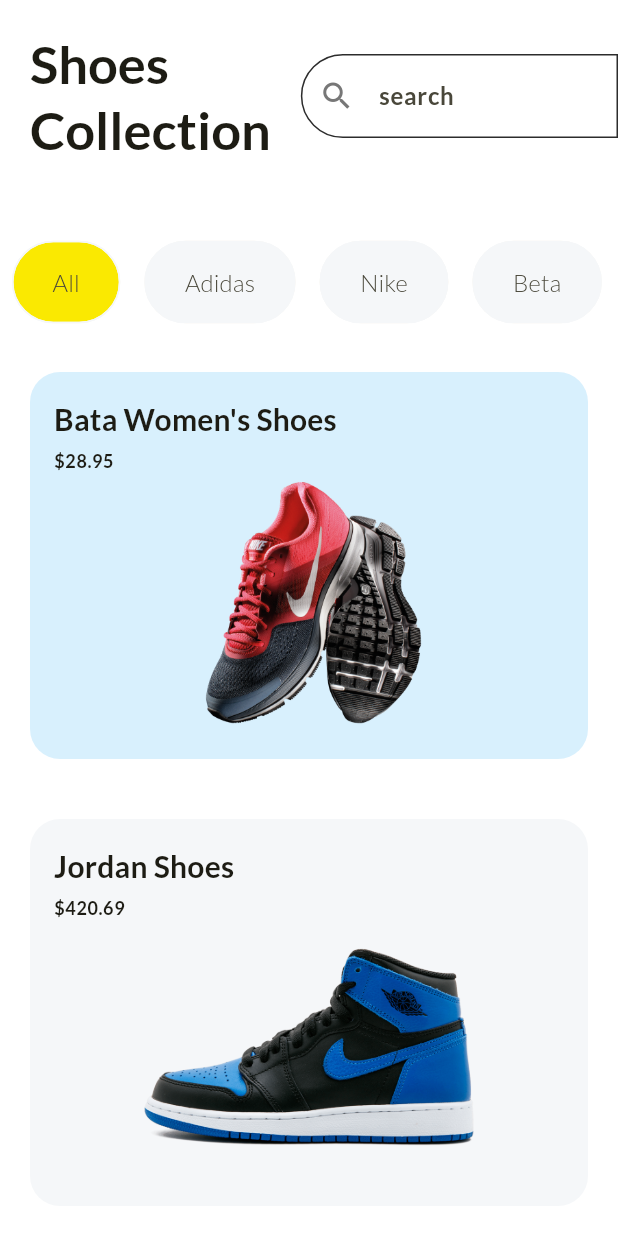
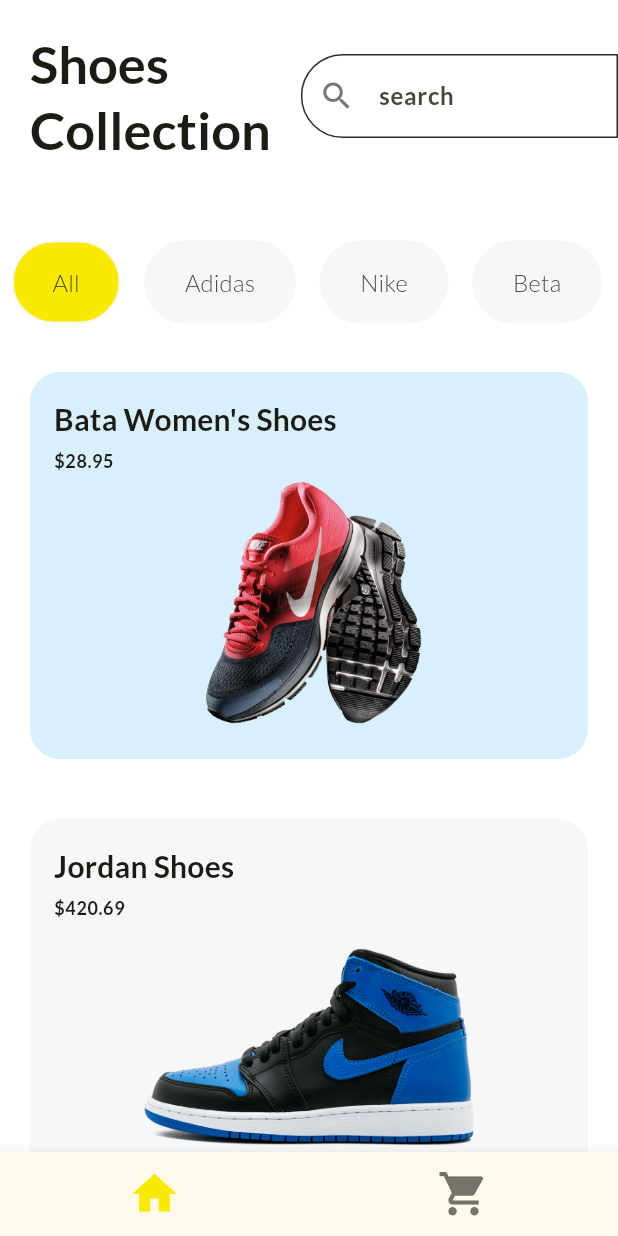
Before and after one commit to ututeteneonitero/shop_app, a Flutter app: the screen it shows after launch, scrolled down 616 dp, on a phone screen of 412 x 824 dp. Run offline on Flutter 3.47's test engine with Material 3 defaults, Android fonts, the phone set to English and light mode, and no system bars.

Commit message:
app done

```diff
--- /dev/null
+++ b/lib/cart_provider.dart
@@ -0,0 +1,15 @@
+import 'package:flutter/material.dart';
+
+class CartProvider extends ChangeNotifier {
+  final List<Map<String, dynamic>> cart = [];
+
+  void addProduct(Map<String, dynamic> product) {
+    cart.add(product);
+    notifyListeners();
+  }
+
+  void removeProduct(Map<String, dynamic> product) {
+    cart.remove(product);
+    notifyListeners();
+  }
+}
--- a/lib/global_variabel.dart
+++ b/lib/global_variabel.dart
@@ -5,7 +5,7 @@ final products = [
     'price': 44.52,
     'imageUrl': 'assets/images/shoes_1.png',
     'company': 'Nike',
-    'sizes': [9.0, 10.0, 11.0, 12.0],
+    'sizes': [9, 10, 11, 12],
   },
   {
     'id': '1',
@@ -13,7 +13,7 @@ final products = [
     'price': 20.12,
     'imageUrl': 'assets/images/shoes_2.png',
     'company': 'Addidas',
-    'sizes': [9.0, 10.0, 12.0],
+    'sizes': [9, 10, 12],
   },
   {
     'id': '2',
@@ -21,7 +21,7 @@ final products = [
     'price': 28.95,
     'imageUrl': 'assets/images/shoes_3.png',
     'company': 'Bata',
-    'sizes': [8.0, 9.0, 10.0],
+    'sizes': [8, 9, 10],
   },
   {
     'id': '3',
@@ -29,7 +29,7 @@ final products = [
     'price': 420.69,
     'imageUrl': 'assets/images/shoes_4.png',
     'company': 'Nike',
-    'sizes': [8.0, 9.0, 10.0],
+    'sizes': [8, 9, 10],
   },
 ];
 
@@ -40,6 +40,6 @@ final cart = [
     'price': 420.69,
     'imageUrl': 'assets/images/shoes_4.png',
     'company': 'Nike',
-    'sizes': [8.0, 9.0, 10.0],
+    'sizes': 8,
   },
 ];
--- a/lib/home_page.dart
+++ b/lib/home_page.dart
@@ -1,6 +1,6 @@
 import 'package:flutter/material.dart';
-import 'package:shop_app/global_variabel.dart';
-import 'package:shop_app/product_cart.dart';
+import 'package:shop_app/cart_page.dart';
+import 'package:shop_app/product_list.dart';
 
 class HomePage extends StatefulWidget {
   const HomePage({super.key});
@@ -10,113 +10,36 @@ class HomePage extends StatefulWidget {
 }
 
 class _HomePageState extends State<HomePage> {
-  final List<String> filters = const [
-    "All",
-    "Adidas",
-    "Nike",
-    "Beta",
-  ];
-
-  late String selectedFilter;
-  @override
-  void initState() {
-    // TODO: implement initState
-    super.initState();
-    selectedFilter = filters[0];
-  }
-
+  int currentPage = 0;
+  List<Widget> pages = const [ProductList(), CartPage()];
   @override
   Widget build(BuildContext context) {
-    const border = OutlineInputBorder(
-      borderSide: BorderSide(
-        color: Color.fromRGBO(44, 44, 44, 1),
-      ),
-      borderRadius: BorderRadius.horizontal(
-        left: Radius.circular(50),
-      ),
-    );
     return Scaffold(
       backgroundColor: const Color.fromARGB(255, 255, 255, 255),
-      body: SafeArea(
-        child: Column(
-          children: [
-            Row(
-              children: [
-                Padding(
-                  padding: const EdgeInsets.all(20.0),
-                  child: Text("Shoes\nCollection",
-                      style: Theme.of(context).textTheme.titleLarge),
-                ),
-                Expanded(
-                  child: TextField(
-                    decoration: InputDecoration(
-                      hintText: "search",
-                      prefixIcon: Icon(Icons.search),
-                      border: border,
-                      enabledBorder: border,
-                      focusedBorder: border,
-                    ),
-                  ),
-                ),
-              ],
-            ),
-            SizedBox(
-              height: 120,
-              child: ListView.builder(
-                itemCount: filters.length,
-                scrollDirection: Axis.horizontal,
-                itemBuilder: (context, index) {
-                  final filter = filters[index];
-                  return Padding(
-                    padding: const EdgeInsets.symmetric(horizontal: 8.0),
-                    child: GestureDetector(
-                      onTap: () {
-                        setState(() {
-                          selectedFilter = filter;
-                        });
-                      },
-                      child: Chip(
-                        shape: RoundedRectangleBorder(
-                          borderRadius: BorderRadius.circular(30),
-                        ),
-                        backgroundColor: selectedFilter == filter
-                            ? Theme.of(context).colorScheme.primary
-                            : const Color.fromRGBO(245, 247, 249, 1),
-                        side: BorderSide(
-                          color: Color.fromRGBO(245, 247, 249, 1),
-                        ),
-                        label: Text(filter),
-                        labelStyle: const TextStyle(
-                          fontSize: 16,
-                        ),
-                        padding: const EdgeInsets.symmetric(
-                          vertical: 15,
-                          horizontal: 18,
-                        ),
-                      ),
-                    ),
-                  );
-                },
-              ),
-            ),
-            Expanded(
-              child: ListView.builder(
-                itemCount: products.length,
-                itemBuilder: (context, index) {
-                  final product = products[index];
-                  return ProductCart(
-                    title: product['title'] as String,
-                    price: product['price'] as double,
-                    image: product['imageUrl'] as String,
-                    backgroundColor: index.isEven
-                        ? const Color.fromRGBO(216, 240, 253, 1)
-                        : const Color.fromRGBO(245, 247, 249, 1),
-                  );
-                },
-              ),
-            ),
-          ],
-        ),
+      body: IndexedStack(
+        index: currentPage,
+        children: pages,
+      ),
+      bottomNavigationBar: BottomNavigationBar(
+        iconSize: 35,
+        selectedFontSize: 0,
+        unselectedFontSize: 0,
+        onTap: (value) {
+          setState(() {
+            currentPage = value;
+          });
+        },
+        currentIndex: currentPage,
+        items: const [
+          BottomNavigationBarItem(
+            icon: Icon(Icons.home),
+            label: "",
+          ),
+          BottomNavigationBarItem(
+            icon: Icon(Icons.shopping_cart),
+            label: "",
+          ),
+        ],
       ),
     );
   }
--- a/lib/main.dart
+++ b/lib/main.dart
@@ -1,7 +1,7 @@
 import 'package:flutter/material.dart';
-import 'package:shop_app/global_variabel.dart';
+import 'package:provider/provider.dart';
+import 'package:shop_app/cart_provider.dart';
 import 'package:shop_app/home_page.dart';
-import 'package:shop_app/product_detail.dart';
 
 void main() {
   runApp(const MyApp());
@@ -13,7 +13,9 @@ class MyApp extends StatelessWidget {
   // This widget is the root of your application.
   @override
   Widget build(BuildContext context) {
-    return MaterialApp(
+    return ChangeNotifierProvider(
+      create: (context) => CartProvider(),
+      child: MaterialApp(
         title: "shopping app",
         theme: ThemeData(
           fontFamily: "Lato",
@@ -50,10 +52,8 @@ class MyApp extends StatelessWidget {
           // useMaterial3: true,
           useMaterial3: true,
         ),
-      home: HomePage(),
-      // home: ProductDetailsPage(
-      //   product: products[0],
-      // ),
+        home: const HomePage(),
+      ),
     );
   }
 }
--- /dev/null
+++ b/lib/product_list.dart
@@ -0,0 +1,135 @@
+import 'package:flutter/material.dart';
+import 'package:shop_app/global_variabel.dart';
+import 'package:shop_app/product_cart.dart';
+import 'package:shop_app/product_detail.dart';
+
+class ProductList extends StatefulWidget {
+  const ProductList({super.key});
+
+  @override
+  State<ProductList> createState() => _ProductListState();
+}
+
+class _ProductListState extends State<ProductList> {
+  final List<String> filters = const [
+    "All",
+    "Adidas",
+    "Nike",
+    "Beta",
+  ];
+
+  late String selectedFilter;
+
+  @override
+  void initState() {
+    // TODO: implement initState
+    super.initState();
+    selectedFilter = filters[0];
+  }
+
+  @override
+  Widget build(BuildContext context) {
+    const border = OutlineInputBorder(
+      borderSide: BorderSide(
+        color: Color.fromRGBO(44, 44, 44, 1),
+      ),
+      borderRadius: BorderRadius.horizontal(
+        left: Radius.circular(50),
+      ),
+    );
+    return SafeArea(
+      child: Column(
+        children: [
+          Row(
+            children: [
+              Padding(
+                padding: const EdgeInsets.all(20.0),
+                child: Text("Shoes\nCollection",
+                    style: Theme.of(context).textTheme.titleLarge),
+              ),
+              Expanded(
+                child: TextField(
+                  decoration: InputDecoration(
+                    hintText: "search",
+                    prefixIcon: Icon(Icons.search),
+                    border: border,
+                    enabledBorder: border,
+                    focusedBorder: border,
+                  ),
+                ),
+              ),
+            ],
+          ),
+          SizedBox(
+            height: 120,
+            child: ListView.builder(
+              itemCount: filters.length,
+              scrollDirection: Axis.horizontal,
+              itemBuilder: (context, index) {
+                final filter = filters[index];
+                return Padding(
+                  padding: const EdgeInsets.symmetric(horizontal: 8.0),
+                  child: GestureDetector(
+                    onTap: () {
+                      setState(() {
+                        selectedFilter = filter;
+                      });
+                    },
+                    child: Chip(
+                      shape: RoundedRectangleBorder(
+                        borderRadius: BorderRadius.circular(30),
+                      ),
+                      backgroundColor: selectedFilter == filter
+                          ? Theme.of(context).colorScheme.primary
+                          : const Color.fromRGBO(245, 247, 249, 1),
+                      side: BorderSide(
+                        color: Color.fromRGBO(245, 247, 249, 1),
+                      ),
+                      label: Text(filter),
+                      labelStyle: const TextStyle(
+                        fontSize: 16,
+                      ),
+                      padding: const EdgeInsets.symmetric(
+                        vertical: 15,
+                        horizontal: 18,
+                      ),
+                    ),
+                  ),
+                );
+              },
+            ),
+          ),
+          Expanded(
+            child: ListView.builder(
+              itemCount: products.length,
+              itemBuilder: (context, index) {
+                final product = products[index];
+                return GestureDetector(
+                  onTap: () {
+                    Navigator.of(context).push(
+                      MaterialPageRoute(
+                        builder: (context) {
+                          return ProductDetailsPage(
+                            product: product,
+                          );
+                        },
+                      ),
+                    );
+                  },
+                  child: ProductCart(
+                    title: product['title'] as String,
+                    price: product['price'] as double,
+                    image: product['imageUrl'] as String,
+                    backgroundColor: index.isEven
+                        ? const Color.fromRGBO(216, 240, 253, 1)
+                        : const Color.fromRGBO(245, 247, 249, 1),
+                  ),
+                );
+              },
+            ),
+          ),
+        ],
+      ),
+    );
+  }
+}
--- a/pubspec.yaml
+++ b/pubspec.yaml
@@ -30,6 +30,7 @@ environment:
 dependencies:
   flutter:
     sdk: flutter
+  provider: ^6.1.2
 
   # The following adds the Cupertino Icons font to your application.
   # Use with the CupertinoIcons class for iOS style icons.
```
Also changed, not shown: lib/cart_page.dart (added, +92 -0 lines), lib/product_detail.dart (+76 -9 lines), pubspec.lock. Lines whose indentation alone changed are shown as unchanged.
